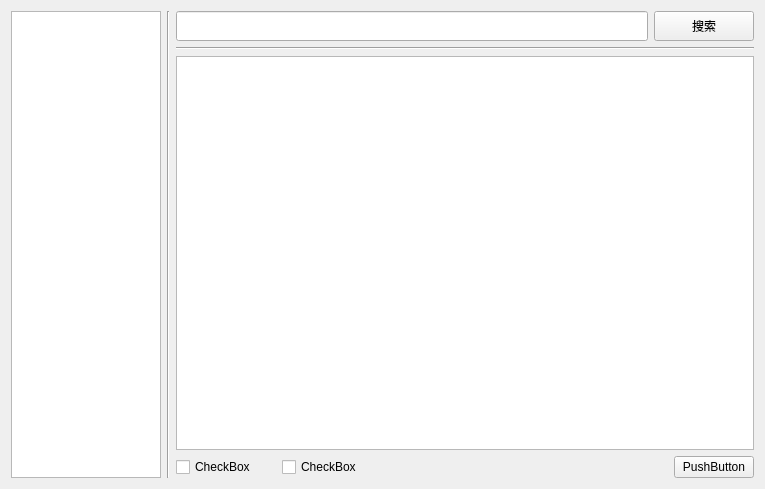
youusername/magnet_qt, file mainwindow.ui: the form before one commit.
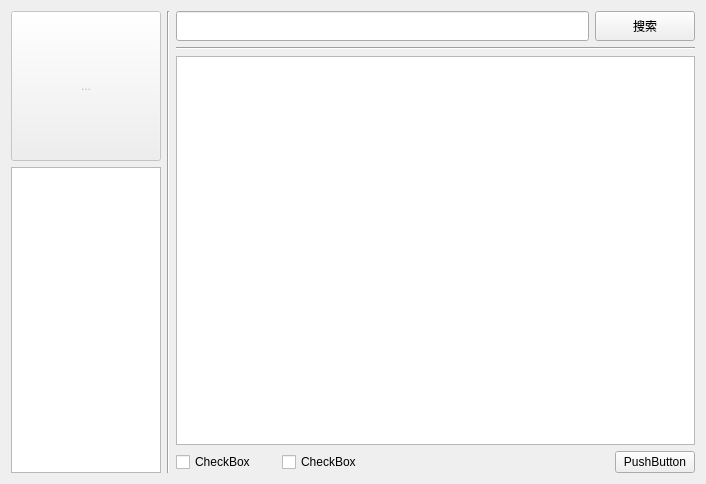
The form after the commit. Icons and pictures are not drawn. Custom widgets are drawn as their Qt base class.

What changed in the file:
```diff
--- a/mainwindow.ui
+++ b/mainwindow.ui
@@ -6,8 +6,8 @@
    <rect>
     <x>0</x>
     <y>0</y>
-    <width>765</width>
-    <height>489</height>
+    <width>706</width>
+    <height>484</height>
    </rect>
   </property>
   <property name="sizePolicy">
@@ -20,15 +20,64 @@
    <string>MainWindow</string>
   </property>
   <widget class="QWidget" name="centralWidget">
-   <layout class="QVBoxLayout" name="verticalLayout_3">
+   <layout class="QHBoxLayout" name="horizontalLayout_8">
     <item>
      <layout class="QHBoxLayout" name="horizontalLayout_7">
       <item>
-       <widget class="QTableView" name="listTableView">
+       <layout class="QVBoxLayout" name="verticalLayout_6">
+        <property name="sizeConstraint">
+         <enum>QLayout::SetFixedSize</enum>
+        </property>
+        <item>
+         <widget class="QToolButton" name="toolButton">
+          <property name="enabled">
+           <bool>false</bool>
+          </property>
+          <property name="sizePolicy">
+           <sizepolicy hsizetype="Expanding" vsizetype="Expanding">
+            <horstretch>0</horstretch>
+            <verstretch>0</verstretch>
+           </sizepolicy>
+          </property>
         <property name="minimumSize">
+           <size>
+            <width>150</width>
+            <height>150</height>
+           </size>
+          </property>
+          <property name="maximumSize">
+           <size>
+            <width>150</width>
+            <height>150</height>
+           </size>
+          </property>
+          <property name="text">
+           <string>...</string>
+          </property>
+          <property name="icon">
+           <iconset>
+            <normaloff>icon512.png</normaloff>icon512.png</iconset>
+          </property>
+          <property name="iconSize">
          <size>
           <width>100</width>
-          <height>0</height>
+            <height>100</height>
+           </size>
+          </property>
+         </widget>
+        </item>
+        <item>
+         <widget class="XTTableView" name="listTableView">
+          <property name="sizePolicy">
+           <sizepolicy hsizetype="Expanding" vsizetype="Expanding">
+            <horstretch>0</horstretch>
+            <verstretch>0</verstretch>
+           </sizepolicy>
+          </property>
+          <property name="minimumSize">
+           <size>
+            <width>150</width>
+            <height>296</height>
          </size>
         </property>
         <property name="maximumSize">
@@ -37,7 +86,27 @@
           <height>16777215</height>
          </size>
         </property>
-       </widget>
+          <property name="verticalScrollBarPolicy">
+           <enum>Qt::ScrollBarAlwaysOff</enum>
+          </property>
+          <property name="horizontalScrollBarPolicy">
+           <enum>Qt::ScrollBarAlwaysOff</enum>
+          </property>
+          <property name="showDropIndicator" stdset="0">
+           <bool>true</bool>
+          </property>
+          <property name="gridStyle">
+           <enum>Qt::NoPen</enum>
+          </property>
+          <attribute name="horizontalHeaderVisible">
+           <bool>false</bool>
+          </attribute>
+          <attribute name="verticalHeaderVisible">
+           <bool>false</bool>
+          </attribute>
+         </widget>
+        </item>
+       </layout>
       </item>
       <item>
        <widget class="Line" name="line">
```
Left out of the diff: 8 changed lines with no effect on the pictures. Lines whose indentation alone changed are shown as unchanged.
